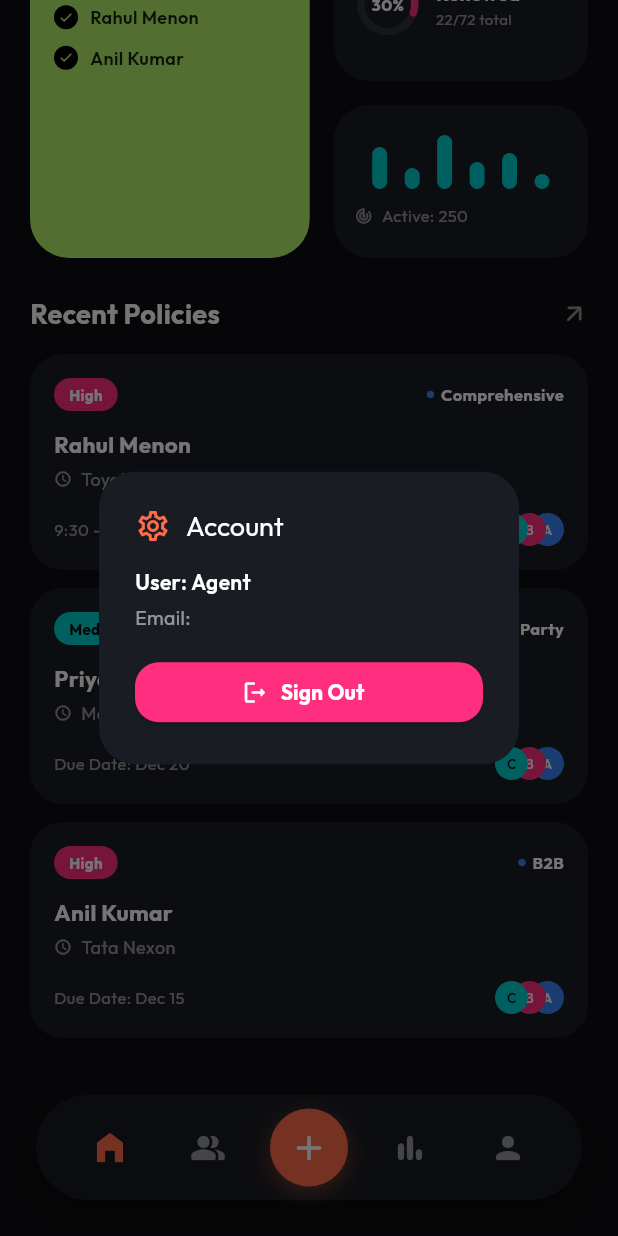
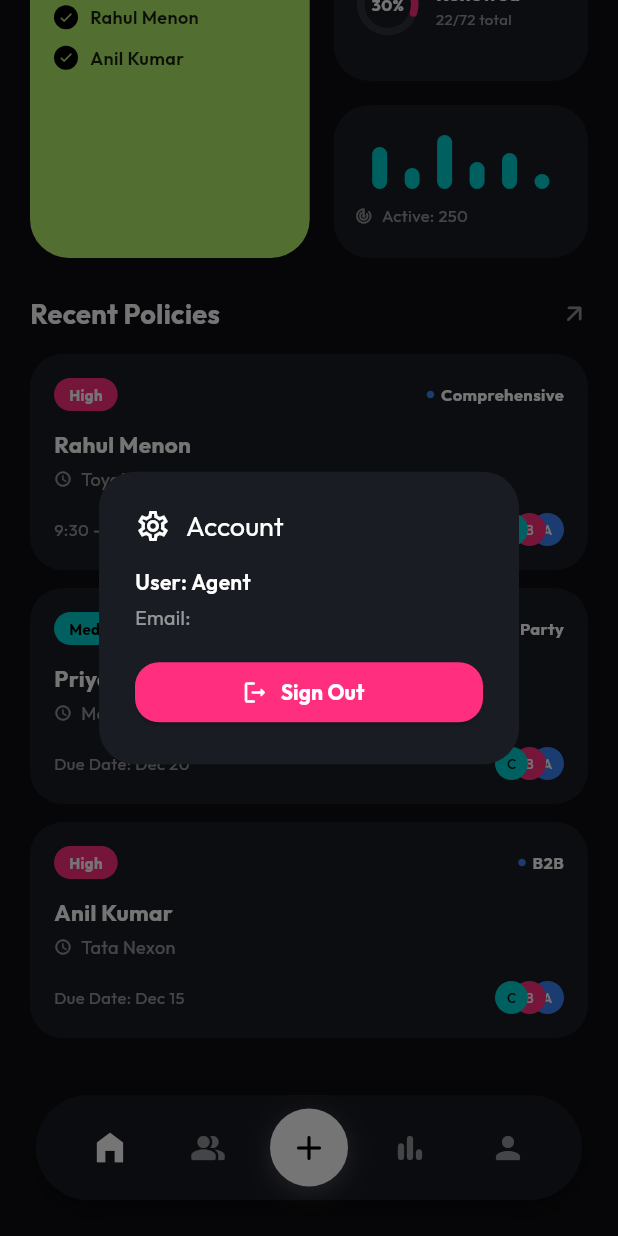
Before and after one commit to fahimfrk/project-insurance-app, a Flutter app: the InsuranceDashboard screen opened directly, scrolled down 307 dp, after a tap on the "person" icon, on a phone screen of 412 x 824 dp. Run offline on Flutter 3.47's test engine with Material 3 defaults, Android fonts, the phone set to English and light mode, and no system bars; our stand-ins replace google_fonts, supabase_flutter; accounts and stored records are empty.

Commit message:
Use white accents in insurance dashboard
Update the account icon, refresh indicator, and navigation controls to use a white-and-black color scheme instead of orange.

```diff
--- a/lib/admininsuraance.dart
+++ b/lib/admininsuraance.dart
@@ -108,7 +108,7 @@ class _InsuranceDashboardState extends State<InsuranceDashboard> {
         shape: RoundedRectangleBorder(borderRadius: BorderRadius.circular(24)),
         title: Row(
           children: [
-            Icon(Icons.settings_outlined, color: accentOrange),
+            const Icon(Icons.settings_outlined, color: Colors.white),
             const SizedBox(width: 10),
             Expanded(
               child: Text('Account', style: GoogleFonts.outfit(fontSize: 18, color: Colors.white)),
@@ -170,7 +170,7 @@ class _InsuranceDashboardState extends State<InsuranceDashboard> {
           SafeArea(
             bottom: false,
             child: RefreshIndicator(
-              color: accentOrange,
+              color: Colors.white,
               backgroundColor: cardDark,
               onRefresh: _loadDashboardData,
               child: ListView(
@@ -288,8 +288,7 @@ class _InsuranceDashboardState extends State<InsuranceDashboard> {
                                     Container(
                                       padding: const EdgeInsets.all(3),
                                       decoration: const BoxDecoration(color: Colors.black, shape: BoxShape.circle),
-                                      // FIX: Removed const here
-                                      child: Icon(Icons.check, color: limeGreen, size: 10),
+                                      child: Icon(Icons.check, color: limeGreen, size: 10), // CONST REMOVED HERE
                                     ),
                                     const SizedBox(width: 8),
                                     Expanded(
@@ -331,8 +330,7 @@ class _InsuranceDashboardState extends State<InsuranceDashboard> {
                                         child: Stack(
                                           alignment: Alignment.center,
                                           children: [
-                                            // FIX: Removed const here
-                                            CircularProgressIndicator(
+                                            CircularProgressIndicator( // CONST REMOVED HERE
                                               value: 0.3,
                                               color: badgePink,
                                               backgroundColor: Colors.white10,
@@ -433,7 +431,7 @@ class _InsuranceDashboardState extends State<InsuranceDashboard> {
                 mainAxisAlignment: MainAxisAlignment.spaceEvenly,
                 children: [
                   IconButton(
-                    icon: Icon(Icons.home_filled, color: accentOrange, size: 26),
+                    icon: const Icon(Icons.home_filled, color: Colors.white, size: 26),
                     onPressed: () {},
                   ),
                   IconButton(
@@ -451,11 +449,11 @@ class _InsuranceDashboardState extends State<InsuranceDashboard> {
                       height: 52,
                       width: 52,
                       decoration: BoxDecoration(
-                        color: accentOrange,
+                        color: Colors.white,
                         shape: BoxShape.circle,
-                        boxShadow: [BoxShadow(color: accentOrange.withOpacity(0.4), blurRadius: 12, offset: const Offset(0, 4))]
+                        boxShadow: [BoxShadow(color: Colors.white.withOpacity(0.2), blurRadius: 12, offset: const Offset(0, 4))]
                       ),
-                      child: const Icon(Icons.add_rounded, color: Colors.white, size: 28),
+                      child: const Icon(Icons.add_rounded, color: Colors.black, size: 28),
                     ),
                   ),
 
```
